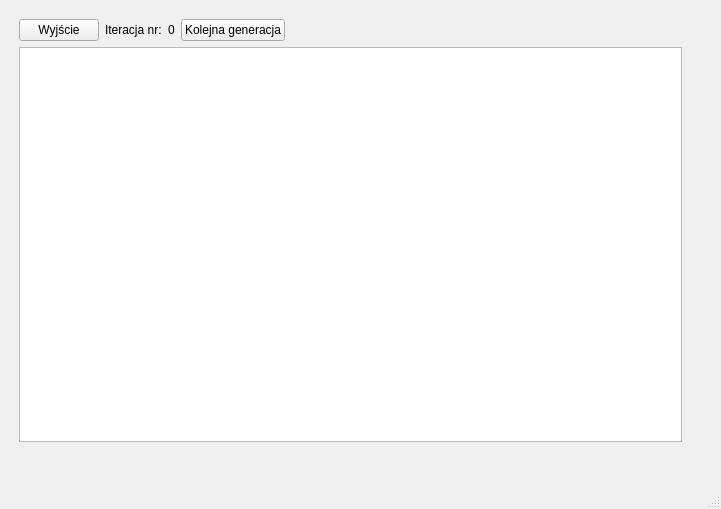
First picture: the form in mainwindow.ui, repository lakiluk12/GameOfLive, before the edit.
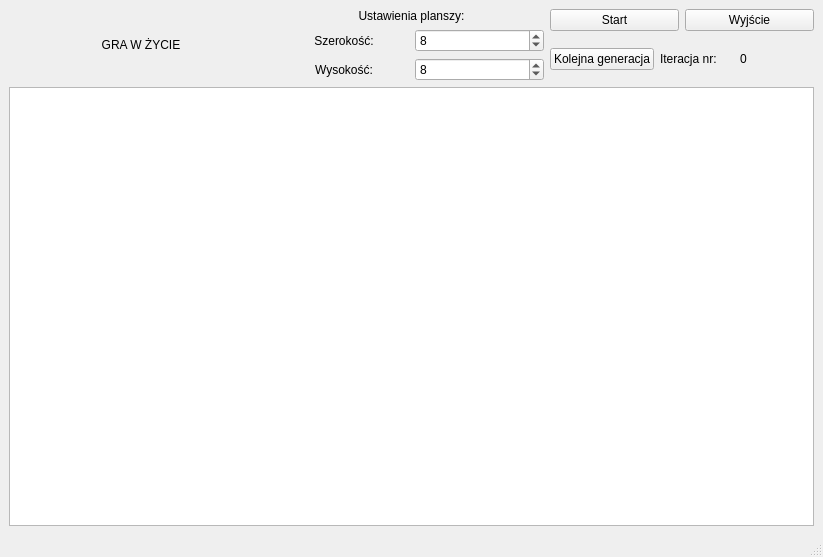
Second picture: the form after the edit.

The edit to the form file:
```diff
--- a/mainwindow.ui
+++ b/mainwindow.ui
@@ -6,8 +6,8 @@
    <rect>
     <x>0</x>
     <y>0</y>
-    <width>721</width>
-    <height>509</height>
+    <width>823</width>
+    <height>557</height>
    </rect>
   </property>
   <property name="mouseTracking">
@@ -17,20 +17,30 @@
    <string>MainWindow</string>
   </property>
   <widget class="QWidget" name="applikacja">
-   <widget class="QFrame" name="menu">
-    <property name="geometry">
-     <rect>
-      <x>280</x>
-      <y>110</y>
-      <width>101</width>
-      <height>230</height>
-     </rect>
-    </property>
-    <layout class="QVBoxLayout" name="menuglowne">
+   <layout class="QHBoxLayout" name="horizontalLayout_6">
+    <item>
+     <layout class="QVBoxLayout" name="verticalLayout_3">
+      <item>
+       <layout class="QHBoxLayout" name="horizontalLayout_5">
+        <item>
+         <widget class="QLabel" name="label">
+          <property name="layoutDirection">
+           <enum>Qt::LeftToRight</enum>
+          </property>
+          <property name="text">
+           <string>GRA W ŻYCIE</string>
+          </property>
+          <property name="alignment">
+           <set>Qt::AlignCenter</set>
+          </property>
+         </widget>
+        </item>
+        <item>
+         <layout class="QVBoxLayout" name="verticalLayout">
      <item>
       <widget class="QLabel" name="label_2">
        <property name="text">
-        <string>Ustawienia planszy</string>
+             <string>Ustawienia planszy:</string>
        </property>
        <property name="alignment">
         <set>Qt::AlignCenter</set>
@@ -38,28 +48,7 @@
       </widget>
      </item>
      <item>
-      <widget class="QLabel" name="label_3">
-       <property name="text">
-        <string>Wysokość:</string>
-       </property>
-       <property name="alignment">
-        <set>Qt::AlignCenter</set>
-       </property>
-      </widget>
-     </item>
-     <item>
-      <widget class="QSpinBox" name="wysokosc">
-       <property name="minimum">
-        <number>3</number>
-       </property>
-       <property name="maximum">
-        <number>50</number>
-       </property>
-       <property name="value">
-        <number>8</number>
-       </property>
-      </widget>
-     </item>
+           <layout class="QHBoxLayout" name="horizontalLayout">
      <item>
       <widget class="QLabel" name="label_4">
        <property name="text">
@@ -83,6 +72,41 @@
        </property>
       </widget>
      </item>
+           </layout>
+          </item>
+          <item>
+           <layout class="QHBoxLayout" name="horizontalLayout_2">
+            <item>
+             <widget class="QLabel" name="label_3">
+              <property name="text">
+               <string>Wysokość:</string>
+              </property>
+              <property name="alignment">
+               <set>Qt::AlignCenter</set>
+              </property>
+             </widget>
+            </item>
+            <item>
+             <widget class="QSpinBox" name="wysokosc">
+              <property name="minimum">
+               <number>3</number>
+              </property>
+              <property name="maximum">
+               <number>50</number>
+              </property>
+              <property name="value">
+               <number>8</number>
+              </property>
+             </widget>
+            </item>
+           </layout>
+          </item>
+         </layout>
+        </item>
+        <item>
+         <layout class="QVBoxLayout" name="verticalLayout_2">
+          <item>
+           <layout class="QHBoxLayout" name="horizontalLayout_3">
      <item>
       <widget class="QPushButton" name="pushButton">
        <property name="text">
@@ -90,48 +114,6 @@
        </property>
       </widget>
      </item>
-    </layout>
-   </widget>
-   <widget class="QFrame" name="logo">
-    <property name="geometry">
-     <rect>
-      <x>280</x>
-      <y>10</y>
-      <width>101</width>
-      <height>101</height>
-     </rect>
-    </property>
-    <layout class="QVBoxLayout" name="menulogo">
-     <item>
-      <widget class="QLabel" name="label">
-       <property name="layoutDirection">
-        <enum>Qt::LeftToRight</enum>
-       </property>
-       <property name="text">
-        <string>GRA W ŻYCIE</string>
-       </property>
-       <property name="alignment">
-        <set>Qt::AlignCenter</set>
-       </property>
-      </widget>
-     </item>
-    </layout>
-   </widget>
-   <widget class="QFrame" name="OknoGry">
-    <property name="geometry">
-     <rect>
-      <x>10</x>
-      <y>10</y>
-      <width>681</width>
-      <height>441</height>
-     </rect>
-    </property>
-    <layout class="QVBoxLayout" name="verticalLayout_3">
-     <property name="sizeConstraint">
-      <enum>QLayout::SetDefaultConstraint</enum>
-     </property>
-     <item>
-      <layout class="QHBoxLayout" name="horizontalLayout">
        <item>
         <widget class="QPushButton" name="pushButton_2">
          <property name="text">
@@ -139,8 +121,17 @@
          </property>
         </widget>
        </item>
+           </layout>
+          </item>
        <item>
-        <layout class="QHBoxLayout" name="LicznikIteracji">
+           <layout class="QHBoxLayout" name="horizontalLayout_4">
+            <item>
+             <widget class="QPushButton" name="pushButton_3">
+              <property name="text">
+               <string>Kolejna generacja</string>
+              </property>
+             </widget>
+            </item>
          <item>
           <widget class="QLabel" name="tekst">
            <property name="text">
@@ -157,28 +148,7 @@
          </item>
         </layout>
        </item>
-       <item>
-        <widget class="QPushButton" name="pushButton_3">
-         <property name="text">
-          <string>Kolejna generacja</string>
-         </property>
-        </widget>
-       </item>
-       <item>
-        <spacer name="horizontalSpacer">
-         <property name="orientation">
-          <enum>Qt::Horizontal</enum>
-         </property>
-         <property name="sizeType">
-          <enum>QSizePolicy::MinimumExpanding</enum>
-         </property>
-         <property name="sizeHint" stdset="0">
-          <size>
-           <width>20</width>
-           <height>20</height>
-          </size>
-         </property>
-        </spacer>
+         </layout>
        </item>
       </layout>
      </item>
@@ -223,7 +193,8 @@
       </widget>
      </item>
     </layout>
-   </widget>
+    </item>
+   </layout>
   </widget>
   <widget class="QMenuBar" name="menubar">
    <property name="geometry">
```
Left out of the diff: 2 changed lines with no effect on the pictures. Lines whose indentation alone changed are shown as unchanged.
